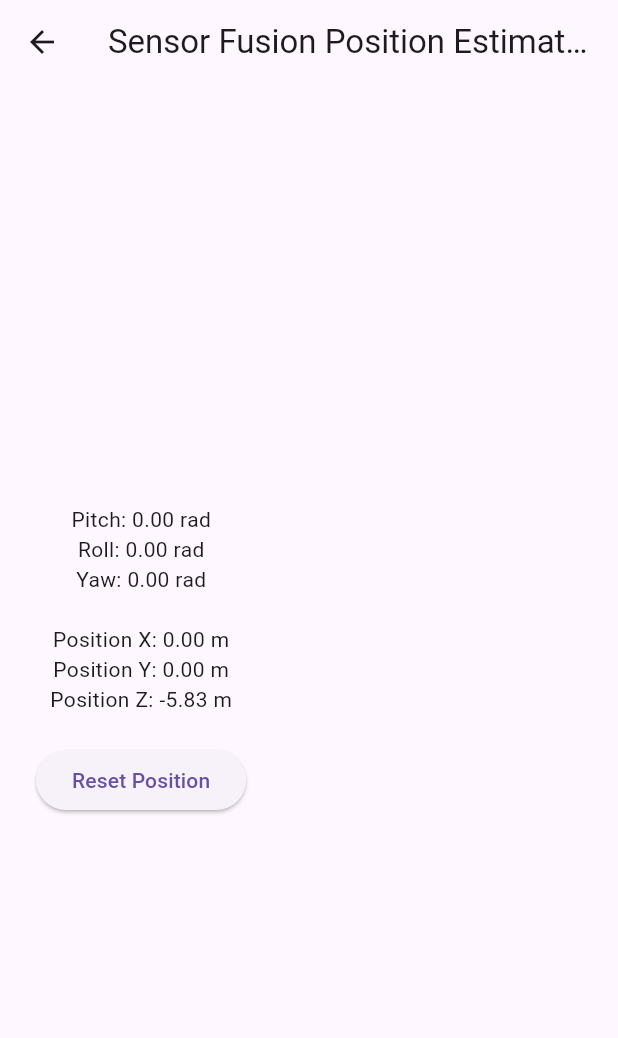
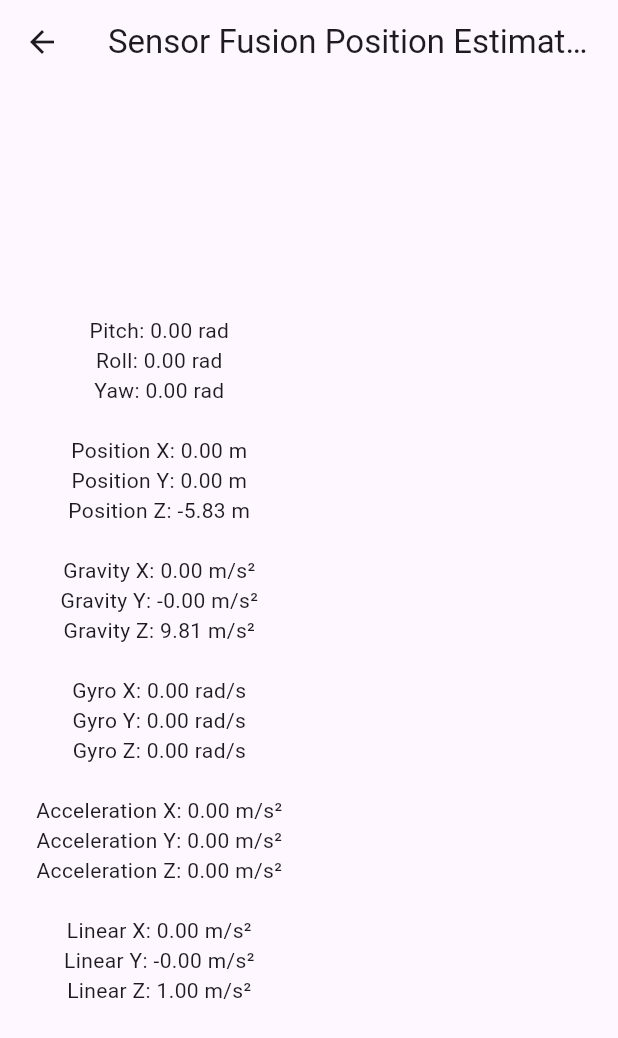
Before and after one commit to mabdullahsaqib/Mobile-DRS-System, a Flutter app: the screen it shows after launch, after a tap on "AcceleroMeter Test", on a phone screen of 412 x 824 dp. Shown: the top 1038 px of the screen. Run offline on Flutter 3.47's test engine with Material 3 defaults, Android fonts, the phone set to English and light mode, and no system bars; our stand-ins replace sensors_plus; missing offline and left inert: arcore_flutter_plugin.

Commit message:
add debugging

```diff
--- a/frontend/mobile_drs_system/lib/screens/accelerometer_test_screen.dart
+++ b/frontend/mobile_drs_system/lib/screens/accelerometer_test_screen.dart
@@ -1,229 +1,170 @@
-import 'package:flutter/material.dart';
-import 'package:sensors_plus/sensors_plus.dart';
-import 'package:geolocator/geolocator.dart';
-import 'dart:async';
-import 'dart:math';
+// import 'package:flutter/material.dart';
+// import 'package:sensors_plus/sensors_plus.dart';
+// import 'dart:async';
+// import 'dart:math';
 
-class SensorFusionPositionScreen extends StatefulWidget {
-  const SensorFusionPositionScreen({super.key});
+// class SensorFusionPositionScreen extends StatefulWidget {
+//   const SensorFusionPositionScreen({super.key});
 
-  @override
-  _SensorFusionPositionScreenState createState() =>
-      _SensorFusionPositionScreenState();
-}
+//   @override
+//   _SensorFusionPositionScreenState createState() =>
+//       _SensorFusionPositionScreenState();
+// }
 
-class _SensorFusionPositionScreenState
-    extends State<SensorFusionPositionScreen> {
-  double _pitch = 0.0, _roll = 0.0, _yaw = 0.0;
-  double _accelX = 0.0, _accelY = 0.0, _accelZ = 0.0;
-  double _gyroX = 0.0, _gyroY = 0.0, _gyroZ = 0.0;
+// class _SensorFusionPositionScreenState
+//     extends State<SensorFusionPositionScreen> {
+//   double _pitch = 0.0, _roll = 0.0, _yaw = 0.0;
+//   double _accelX = 0.0, _accelY = 0.0, _accelZ = 0.0;
+//   double _gyroX = 0.0, _gyroY = 0.0, _gyroZ = 0.0;
 
-  double _posX = 0.0, _posY = 0.0, _posZ = 0.0;
-  double _velX = 0.0, _velY = 0.0, _velZ = 0.0;
+//   double _posX = 0.0, _posY = 0.0, _posZ = 0.0;
+//   double _velX = 0.0, _velY = 0.0, _velZ = 0.0;
 
-  double _alpha = 0.98;
-  DateTime? _lastUpdate;
-  Timer? _timer;
+//   double _alpha = 0.98;
+//   DateTime? _lastUpdate;
+//   Timer? _timer;
 
-  double? _refLat, _refLon, _refAlt;
-  double? _lastGpsX, _lastGpsY, _lastGpsZ;
 
-  int _stillCount = 0;
-  static const double motionThreshold = 0.15;
-  static const int stillThreshold = 15;
-  static const double damping = 0.9;
+//   int _stillCount = 0;
+//   static const double motionThreshold = 0.15;
+//   static const int stillThreshold = 15;
+//   static const double damping = 0.9;
 
-  @override
-  void initState() {
-    super.initState();
-    _initGPS();
+//   @override
+//   void initState() {
+//     super.initState();
 
-    accelerometerEvents.listen((AccelerometerEvent event) {
-      _accelX = event.x;
-      _accelY = event.y;
-      _accelZ = event.z;
-    });
+//     accelerometerEvents.listen((AccelerometerEvent event) {
+//       _accelX = event.x;
+//       _accelY = event.y;
+//       _accelZ = event.z;
+//     });
 
-    gyroscopeEvents.listen((GyroscopeEvent event) {
-      _gyroX = event.x;
-      _gyroY = event.y;
-      _gyroZ = event.z;
-    });
+//     gyroscopeEvents.listen((GyroscopeEvent event) {
+//       _gyroX = event.x;
+//       _gyroY = event.y;
+//       _gyroZ = event.z;
+//     });
 
-    _timer = Timer.periodic(
-        const Duration(milliseconds: 20), (_) => _updateFusion());
-  }
+//     _timer = Timer.periodic(
+//         const Duration(milliseconds: 20), (_) => _updateFusion());
+//   }
 
-  double thresholdFilter(double value) {
-    return value.abs() < motionThreshold ? 0.0 : value;
-  }
+//   double thresholdFilter(double value) {
+//     return value.abs() < motionThreshold ? 0.0 : value;
+//   }
 
-  void _updateFusion() {
-    final now = DateTime.now();
-    if (_lastUpdate == null) {
-      _lastUpdate = now;
-      return;
-    }
+//   void _updateFusion() {
+//     final now = DateTime.now();
+//     if (_lastUpdate == null) {
+//       _lastUpdate = now;
+//       return;
+//     }
 
-    double dt = now.difference(_lastUpdate!).inMilliseconds / 1000.0;
-    _lastUpdate = now;
+//     double dt = now.difference(_lastUpdate!).inMilliseconds / 1000.0;
+//     _lastUpdate = now;
 
-    // Gyro integration
-    double gyroPitch = _pitch + _gyroX * dt;
-    double gyroRoll = _roll + _gyroY * dt;
-    double gyroYaw = _yaw + _gyroZ * dt;
+//     // Gyro integration
+//     double gyroPitch = _pitch + _gyroX * dt;
+//     double gyroRoll = _roll + _gyroY * dt;
+//     double gyroYaw = _yaw + _gyroZ * dt;
 
-    // Accel angles
-    double accelPitch =
-        atan2(_accelY, sqrt(_accelX * _accelX + _accelZ * _accelZ));
-    double accelRoll = atan2(-_accelX, _accelZ);
+//     // Accel angles
+//     double accelPitch =
+//         atan2(_accelY, sqrt(_accelX * _accelX + _accelZ * _accelZ));
+//     double accelRoll = atan2(-_accelX, _accelZ);
 
-    // Complementary filter
-    _pitch = _alpha * gyroPitch + (1 - _alpha) * accelPitch;
-    _roll = _alpha * gyroRoll + (1 - _alpha) * accelRoll;
-    _yaw = gyroYaw;
+//     // Complementary filter
+//     _pitch = _alpha * gyroPitch + (1 - _alpha) * accelPitch;
+//     _roll = _alpha * gyroRoll + (1 - _alpha) * accelRoll;
+//     _yaw = gyroYaw;
 
-    // Gravity components
-    double gravityX = sin(_pitch);
-    double gravityY = -sin(_roll) * cos(_pitch);
-    double gravityZ = cos(_roll) * cos(_pitch);
+//     // Gravity components
+//     double gravityX = sin(_pitch);
+//     double gravityY = -sin(_roll) * cos(_pitch);
+//     double gravityZ = cos(_roll) * cos(_pitch);
 
-    double linearX = _accelX - gravityX * 9.81;
-    double linearY = _accelY - gravityY * 9.81;
-    double linearZ = _accelZ - gravityZ * 9.81;
+//     double linearX = _accelX - gravityX * 9.81;
+//     double linearY = _accelY - gravityY * 9.81;
+//     double linearZ = _accelZ - gravityZ * 9.81;
 
-    // Apply threshold filter
-    linearX = thresholdFilter(linearX);
-    linearY = thresholdFilter(linearY);
-    linearZ = thresholdFilter(linearZ);
+//     // Apply threshold filter
+//     linearX = thresholdFilter(linearX);
+//     linearY = thresholdFilter(linearY);
+//     linearZ = thresholdFilter(linearZ);
 
-    // Check for motion
-    if (linearX == 0 && linearY == 0 && linearZ == 0) {
-      _stillCount++;
-    } else {
-      _stillCount = 0;
-    }
+//     // Use magnitude threshold to detect stillness
+//     double linearMag = sqrt(linearX * linearX + linearY * linearY + linearZ * linearZ);
+//     const double smallThreshold = 0.5; // You can tweak this value
 
-    // Reset velocity if still
-    if (_stillCount > stillThreshold) {
-      _velX = _velY = _velZ = 0.0;
-    }
+//     if (linearMag < smallThreshold) {
+//       _stillCount++;
+//     } else {
+//       _stillCount = 0;
+//     }
 
-    if (_stillCount > 0) {
-      _velX *= damping;
-      _velY *= damping;
-      _velZ *= damping;
-    }
 
-    // Integrate
-    _velX += linearX * dt;
-    _velY += linearY * dt;
-    _velZ += linearZ * dt;
+//     // Reset velocity if still
+//     if (_stillCount > stillThreshold) {
+//       _velX = _velY = _velZ = 0.0;
+//     }
 
-    _posX += _velX * dt;
-    _posY += _velY * dt;
-    _posZ += _velZ * dt;
+//     if (_stillCount > 0) {
+//       _velX *= damping;
+//       _velY *= damping;
+//       _velZ *= damping;
+//     }
 
-    setState(() {});
-  }
+//     // Integrate
+//     _velX += linearX * dt;
+//     _velY += linearY * dt;
+//     _velZ += linearZ * dt;
 
-  void _initGPS() async {
-    bool serviceEnabled = await Geolocator.isLocationServiceEnabled();
-    if (!serviceEnabled) {
-      await Geolocator.openLocationSettings();
-      return;
-    }
+//     _posX += _velX * dt;
+//     _posY += _velY * dt;
+//     _posZ += _velZ * dt;
 
-    LocationPermission permission = await Geolocator.checkPermission();
-    if (permission == LocationPermission.denied) {
-      permission = await Geolocator.requestPermission();
-      if (permission == LocationPermission.denied) return;
-    }
+//     setState(() {});
+//   }
 
-    if (permission == LocationPermission.deniedForever) return;
 
-    Geolocator.getPositionStream(
-      locationSettings: const LocationSettings(
-        accuracy: LocationAccuracy.best,
-        distanceFilter: 1,
-      ),
-    ).listen((Position position) {
-      double lat = position.latitude;
-      double lon = position.longitude;
-      double alt = position.altitude;
+//   double _degToRad(double deg) => deg * pi / 180;
 
-      if (_refLat == null) {
-        _refLat = lat;
-        _refLon = lon;
-        _refAlt = alt;
-        return;
-      }
+//   @override
+//   void dispose() {
+//     _timer?.cancel();
+//     super.dispose();
+//   }
 
-      // Convert lat/lon to meters (approx.)
-      const double earthRadius = 6371000;
-      double dLat = _degToRad(lat - _refLat!);
-      double dLon = _degToRad(lon - _refLon!);
-
-      double avgLat = _degToRad((_refLat! + lat) / 2);
-      double gpsX = earthRadius * dLon * cos(avgLat);
-      double gpsY = earthRadius * dLat;
-      double gpsZ = alt - _refAlt!;
-
-      // Drift correction blending
-      if (_lastGpsX != null) {
-        double gpsDx = gpsX - _lastGpsX!;
-        double gpsDy = gpsY - _lastGpsY!;
-        double gpsDz = gpsZ - _lastGpsZ!;
-
-        // Blend with sensor-based position (you can tune the 0.1 weight)
-        _posX = 0.9 * _posX + 0.1 * gpsX;
-        _posY = 0.9 * _posY + 0.1 * gpsY;
-        _posZ = 0.9 * _posZ + 0.1 * gpsZ;
-      }
-
-      _lastGpsX = gpsX;
-      _lastGpsY = gpsY;
-      _lastGpsZ = gpsZ;
-    });
-  }
-
-  double _degToRad(double deg) => deg * pi / 180;
-
-  @override
-  void dispose() {
-    _timer?.cancel();
-    super.dispose();
-  }
-
-  @override
-  Widget build(BuildContext context) {
-    return Scaffold(
-      appBar: AppBar(title: const Text("Sensor Fusion Position Estimation")),
-      body: Padding(
-        padding: const EdgeInsets.all(24.0),
-        child: Column(
-          mainAxisAlignment: MainAxisAlignment.center,
-          children: [
-            Text("Pitch: ${_pitch.toStringAsFixed(2)} rad"),
-            Text("Roll: ${_roll.toStringAsFixed(2)} rad"),
-            Text("Yaw: ${_yaw.toStringAsFixed(2)} rad"),
-            const SizedBox(height: 20),
-            Text("Position X: ${_posX.toStringAsFixed(2)} m"),
-            Text("Position Y: ${_posY.toStringAsFixed(2)} m"),
-            Text("Position Z: ${_posZ.toStringAsFixed(2)} m"),
-            const SizedBox(height: 20),
-            ElevatedButton(
-              onPressed: () {
-                setState(() {
-                  _posX = _posY = _posZ = 0.0;
-                  _velX = _velY = _velZ = 0.0;
-                });
-              },
-              child: const Text("Reset Position"),
-            ),
-          ],
-        ),
-      ),
-    );
-  }
-}
+//   @override
+//   Widget build(BuildContext context) {
+//     return Scaffold(
+//       appBar: AppBar(title: const Text("Sensor Fusion Position Estimation")),
+//       body: Padding(
+//         padding: const EdgeInsets.all(24.0),
+//         child: Column(
+//           mainAxisAlignment: MainAxisAlignment.center,
+//           children: [
+//             Text("Pitch: ${_pitch.toStringAsFixed(2)} rad"),
+//             Text("Roll: ${_roll.toStringAsFixed(2)} rad"),
+//             Text("Yaw: ${_yaw.toStringAsFixed(2)} rad"),
+//             const SizedBox(height: 20),
+//             Text("Position X: ${_posX.toStringAsFixed(2)} m"),
+//             Text("Position Y: ${_posY.toStringAsFixed(2)} m"),
+//             Text("Position Z: ${_posZ.toStringAsFixed(2)} m"),
+//             const SizedBox(height: 20),
+//             ElevatedButton(
+//               onPressed: () {
+//                 setState(() {
+//                   _posX = _posY = _posZ = 0.0;
+//                   _velX = _velY = _velZ = 0.0;
+//                 });
+//               },
+//               child: const Text("Reset Position"),
+//             ),
+//           ],
+//         ),
+//       ),
+//     );
+//   }
+// }
--- a/frontend/mobile_drs_system/lib/screens/home_screen.dart
+++ b/frontend/mobile_drs_system/lib/screens/home_screen.dart
@@ -2,8 +2,8 @@ import 'package:flutter/material.dart';
 import 'master_screen.dart';
 import 'secondary_screen.dart';
 import '../widgets/role_button.dart';
-import 'ar_screen.dart'; // Make sure to import your AR screen here
-import 'accelerometer_test_screen.dart';
+import 'ar_screen.dart';
+import 'kalan_filter.dart';
 
 class HomeScreen extends StatelessWidget {
   const HomeScreen({super.key});
--- /dev/null
+++ b/frontend/mobile_drs_system/lib/screens/kalan_filter.dart
@@ -0,0 +1,254 @@
+import 'package:flutter/material.dart';
+import 'package:sensors_plus/sensors_plus.dart';
+import 'dart:async';
+import 'dart:math';
+import 'package:vector_math/vector_math_64.dart'; // Import vector_math for Vector3 and Vector2
+
+class KalmanFilter {
+  // Kalman state using Vector3 for rotation, position, and velocity
+  Vector3 rotation = Vector3.zero();
+  Vector3 P_rotation = Vector3(1.0, 1.0, 1.0);
+  double Q = 0.01, R = 0.1;
+  Vector3 Q_rotation = Vector3.zero();
+
+  // Position and velocity using Vector3
+  Vector3 position = Vector3.zero();
+  Vector3 velocity = Vector3.zero();
+  Vector3 gravity=Vector3.zero();
+
+  Vector3 linear=Vector3.zero();
+  // Gyroscope bias
+  Vector3 biasGyro = Vector3.zero();
+
+  // Low-pass filter values
+  Vector3 filtAccel = Vector3.zero();
+  Vector2 filtMag = Vector2.zero();
+  static const double alpha = 0.8;
+
+  // Stillness tracking
+  int stillCount = 0;
+  static const double motionThreshold = 0.15;
+  static const int stillThreshold = 15;
+  static const double damping = 0.9;
+
+  // Set gyro bias
+  void calibrateGyroBias(Vector3 gyro) {
+    biasGyro = gyro;
+  }
+
+  // Main fusion function
+  void updateFusion({
+    required double dt,
+    required Vector3 accl,
+    required Vector3 gyro,
+    required Vector2 mag,
+  }) {
+    // Bias correction for gyro
+    Vector3 gyroCorrected = gyro - biasGyro;
+
+    // Low-pass filtering for accelerometer
+  filtAccel = Vector3(
+    alpha * filtAccel.x + (1 - alpha) * accl.x,
+    alpha * filtAccel.y + (1 - alpha) * accl.y,
+    alpha * filtAccel.z + (1 - alpha) * accl.z,
+  );
+
+  // Low-pass filtering for magnetometer
+  filtMag = Vector2(
+    alpha * filtMag.x + (1 - alpha) * mag.x,
+    alpha * filtMag.y + (1 - alpha) * mag.y,
+  );
+
+
+    // Gyro integration
+    rotation += gyroCorrected * dt;
+
+    // Accel & magnetometer-based angles
+    double accelPitch = atan2(filtAccel.y, sqrt(filtAccel.x * filtAccel.x + filtAccel.z * filtAccel.z));
+    double accelRoll = atan2(-filtAccel.x, filtAccel.z);
+    double accelYaw = atan2(filtMag.y, filtMag.x);
+
+    // Kalman gain
+    double K_pitch = P_rotation.x / (P_rotation.x + R);
+    double K_roll = P_rotation.y / (P_rotation.y + R);
+    double K_yaw = P_rotation.z / (P_rotation.z + R);
+
+    // Kalman update
+    rotation.x = rotation.x + K_pitch * (accelPitch - rotation.x);
+    rotation.y = rotation.y + K_roll * (accelRoll - rotation.y);
+    rotation.z = rotation.z + K_yaw * (accelYaw - rotation.z);
+
+    // Update covariance
+    P_rotation.x = (1 - K_pitch) * P_rotation.x + Q;
+    P_rotation.y = (1 - K_roll) * P_rotation.y + Q;
+    P_rotation.z = (1 - K_yaw) * P_rotation.z + Q;
+
+    // Gravity removal
+    gravity = Vector3(
+      sin(rotation.x),
+      -sin(rotation.y) * cos(rotation.x),
+      cos(rotation.y) * cos(rotation.x),
+    );
+
+    linear = accl - gravity * 9.81;
+
+
+    // Threshold filter
+    linear = _thresholdFilter(linear);
+
+    // Still detection
+    double linearMag = linear.length;
+    const double smallThreshold = 0.01;
+    stillCount = linearMag < smallThreshold ? stillCount + 1 : 0;
+
+    if (stillCount > stillThreshold) {
+      velocity = Vector3.zero();
+    }
+
+    if (stillCount > 0) {
+      velocity *= damping;
+    }
+
+    // Integrate velocity and position
+    velocity += linear * dt;
+    position += velocity * dt;
+  }
+
+  Vector3 _thresholdFilter(Vector3 value) {
+    return Vector3(
+      value.x.abs() < motionThreshold ? 0.0 : value.x,
+      value.y.abs() < motionThreshold ? 0.0 : value.y,
+      value.z.abs() < motionThreshold ? 0.0 : value.z,
+    );
+  }
+}
+
+class SensorFusionPositionScreen extends StatefulWidget {
+  const SensorFusionPositionScreen({super.key});
+
+  @override
+    _SensorFusionPositionScreenState createState() =>
+      _SensorFusionPositionScreenState();
+}
+
+class _SensorFusionPositionScreenState extends State<SensorFusionPositionScreen> {
+  // Sensor values using Vector3 for accelerometer, gyroscope, and magnetometer
+  Vector3 _accel = Vector3.zero();
+  Vector3 _gyro = Vector3.zero();
+  Vector2 _mag = Vector2.zero();
+
+  DateTime? _lastUpdate;
+  Timer? _timer;
+  final KalmanFilter kalman = KalmanFilter();
+
+  @override
+  void initState() {
+    super.initState();
+
+    _calibrateGyro(); // auto-calibrate gyro at startup
+
+    // Listen to sensor events and update corresponding Vector3 and Vector2 values
+    accelerometerEvents.listen((e) {
+      _accel = Vector3(e.x, e.y, e.z);
+    });
+
+    gyroscopeEvents.listen((e) {
+      _gyro = Vector3(e.x, e.y, e.z);
+    });
+
+    magnetometerEvents.listen((e) {
+      _mag = Vector2(e.x, e.y); // Magnetometer only provides x, y, hence using Vector2
+    });
+
+    // Update sensor fusion every 20ms (50Hz)
+    _timer = Timer.periodic(
+        const Duration(milliseconds: 20), (_) => _updateFusion());
+  }
+
+  void _calibrateGyro() {
+    Vector3 sum = Vector3.zero();
+    int count = 0;
+    StreamSubscription<GyroscopeEvent>? sub;
+
+    sub = gyroscopeEvents.listen((e) {
+      if (count < 100) {
+        sum += Vector3(e.x, e.y, e.z);
+        count++;
+      } else {
+        kalman.calibrateGyroBias(Vector3(sum.x / count, sum.y / count, sum.z / count));
+        sub?.cancel(); // ✅ safe to call now
+      }
+    });
+  }
+
+  void _updateFusion() {
+    final now = DateTime.now();
+    if (_lastUpdate == null) {
+      _lastUpdate = now;
+      return;
+    }
+
+    // Calculate the time delta in seconds
+    double dt = now.difference(_lastUpdate!).inMilliseconds / 1000.0;
+    _lastUpdate = now;
+
+    // Update the Kalman filter with new sensor values
+    kalman.updateFusion(
+      dt: dt,
+      accl: _accel,
+      gyro: _gyro,
+      mag: _mag,
+    );
+
+    setState(() {});
+  }
+
+  @override
+  void dispose() {
+    _timer?.cancel();
+    super.dispose();
+  }
+
+  @override
+  Widget build(BuildContext context) {
+    // Calculate gravity components based on the rotation from Kalman filter
+    double gravityX = sin(kalman.rotation.x);
+    double gravityY = -sin(kalman.rotation.y) * cos(kalman.rotation.x);
+    double gravityZ = cos(kalman.rotation.y) * cos(kalman.rotation.x);
+
+    return Scaffold(
+      appBar: AppBar(title: const Text("Sensor Fusion Position Estimation")),
+      body: Padding(
+        padding: const EdgeInsets.all(24.0),
+        child: Column(
+          mainAxisAlignment: MainAxisAlignment.center,
+          children: [
+            Text("Pitch: ${kalman.rotation.x.toStringAsFixed(2)} rad"),
+            Text("Roll: ${kalman.rotation.y.toStringAsFixed(2)} rad"),
+            Text("Yaw: ${kalman.rotation.z.toStringAsFixed(2)} rad"),
+            const SizedBox(height: 20),
+            Text("Position X: ${kalman.position.x.toStringAsFixed(2)} m"),
+            Text("Position Y: ${kalman.position.y.toStringAsFixed(2)} m"),
+            Text("Position Z: ${kalman.position.z.toStringAsFixed(2)} m"),
+            const SizedBox(height: 20),
+            Text("Gravity X: ${(kalman.gravity.x * 9.81).toStringAsFixed(2)} m/s²"),
+            Text("Gravity Y: ${(kalman.gravity.y * 9.81).toStringAsFixed(2)} m/s²"),
+            Text("Gravity Z: ${(kalman.gravity.z * 9.81).toStringAsFixed(2)} m/s²"),
+            const SizedBox(height: 20),
+            Text("Gyro X: ${_gyro.x.toStringAsFixed(2)} rad/s"),
+            Text("Gyro Y: ${_gyro.y.toStringAsFixed(2)} rad/s"),
+            Text("Gyro Z: ${_gyro.z.toStringAsFixed(2)} rad/s"),
+            const SizedBox(height: 20),
+            Text("Acceleration X: ${_accel.x.toStringAsFixed(2)} m/s²"),
+            Text("Acceleration Y: ${_accel.y.toStringAsFixed(2)} m/s²"),
+            Text("Acceleration Z: ${_accel.z.toStringAsFixed(2)} m/s²"),
+            const SizedBox(height: 20),
+            Text("Linear X: ${kalman.gravity.x.toStringAsFixed(2)} m/s²"),
+            Text("Linear Y: ${kalman.gravity.y.toStringAsFixed(2)} m/s²"),
+            Text("Linear Z: ${kalman.gravity.z.toStringAsFixed(2)} m/s²"),
+          ],
+        ),
+      ),
+    );
+  }
+}
```
